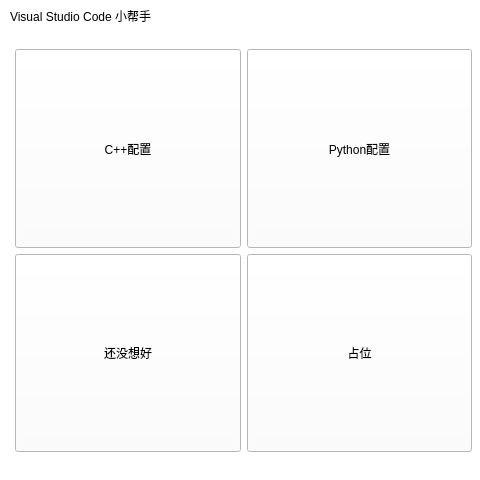
This is VSCode_Helper/mainwindow.ui in Gu-jq/VSCode_Helper as Qt 5 draws it before an edit. The edited form follows.
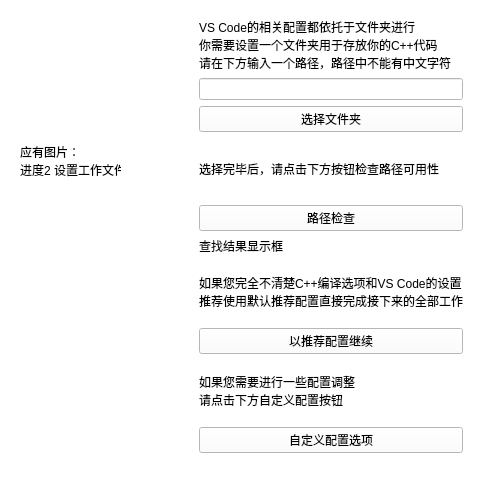
This is the edited form. The open tabs and pages were chosen to show the change. Icons and pictures are not drawn.

What changed in the file:
```diff
--- a/VSCode_Helper/mainwindow.ui
+++ b/VSCode_Helper/mainwindow.ui
@@ -85,6 +85,9 @@
               <verstretch>0</verstretch>
              </sizepolicy>
             </property>
+            <property name="styleSheet">
+             <string notr="true"/>
+            </property>
             <property name="text">
              <string>C++配置</string>
             </property>
@@ -499,6 +502,167 @@
       </layout>
      </widget>
     </widget>
+    <widget class="QWidget" name="cpage_3">
+     <widget class="QWidget" name="widget_12" native="true">
+      <property name="geometry">
+       <rect>
+        <x>0</x>
+        <y>0</y>
+        <width>481</width>
+        <height>471</height>
+       </rect>
+      </property>
+      <property name="sizePolicy">
+       <sizepolicy hsizetype="Preferred" vsizetype="Preferred">
+        <horstretch>0</horstretch>
+        <verstretch>0</verstretch>
+       </sizepolicy>
+      </property>
+      <layout class="QHBoxLayout" name="horizontalLayout_6">
+       <item>
+        <widget class="QWidget" name="cpic_3" native="true">
+         <property name="sizePolicy">
+          <sizepolicy hsizetype="MinimumExpanding" vsizetype="Preferred">
+           <horstretch>0</horstretch>
+           <verstretch>0</verstretch>
+          </sizepolicy>
+         </property>
+         <property name="styleSheet">
+          <string notr="true">QWidget#cpic_3{
+	background-image: url(:/image/image/占位图片.png);
+}</string>
+         </property>
+         <widget class="QLabel" name="label_10">
+          <property name="geometry">
+           <rect>
+            <x>20</x>
+            <y>90</y>
+            <width>101</width>
+            <height>141</height>
+           </rect>
+          </property>
+          <property name="text">
+           <string>应有图片：
+进度2 设置工作文件夹</string>
+          </property>
+         </widget>
+        </widget>
+       </item>
+       <item>
+        <widget class="QWidget" name="widget_13" native="true">
+         <property name="sizePolicy">
+          <sizepolicy hsizetype="Expanding" vsizetype="Expanding">
+           <horstretch>0</horstretch>
+           <verstretch>0</verstretch>
+          </sizepolicy>
+         </property>
+         <layout class="QVBoxLayout" name="verticalLayout_5">
+          <item>
+           <widget class="QWidget" name="widget_14" native="true">
+            <property name="sizePolicy">
+             <sizepolicy hsizetype="Preferred" vsizetype="Expanding">
+              <horstretch>0</horstretch>
+              <verstretch>0</verstretch>
+             </sizepolicy>
+            </property>
+            <layout class="QVBoxLayout" name="verticalLayout_6">
+             <item>
+              <widget class="QLabel" name="label_11">
+               <property name="sizePolicy">
+                <sizepolicy hsizetype="Preferred" vsizetype="Fixed">
+                 <horstretch>0</horstretch>
+                 <verstretch>0</verstretch>
+                </sizepolicy>
+               </property>
+               <property name="text">
+                <string>VS Code的相关配置都依托于文件夹进行
+你需要设置一个文件夹用于存放你的C++代码
+请在下方输入一个路径，路径中不能有中文字符</string>
+               </property>
+              </widget>
+             </item>
+             <item>
+              <widget class="QLineEdit" name="path_input_3"/>
+             </item>
+             <item>
+              <widget class="QPushButton" name="pushButton_7">
+               <property name="text">
+                <string>选择文件夹</string>
+               </property>
+              </widget>
+             </item>
+             <item>
+              <widget class="QLabel" name="label_12">
+               <property name="text">
+                <string>选择完毕后，请点击下方按钮检查路径可用性</string>
+               </property>
+              </widget>
+             </item>
+             <item>
+              <widget class="QPushButton" name="pushButton_16">
+               <property name="text">
+                <string>路径检查</string>
+               </property>
+              </widget>
+             </item>
+             <item>
+              <widget class="QLabel" name="notice_3">
+               <property name="sizePolicy">
+                <sizepolicy hsizetype="Preferred" vsizetype="Fixed">
+                 <horstretch>0</horstretch>
+                 <verstretch>0</verstretch>
+                </sizepolicy>
+               </property>
+               <property name="text">
+                <string>查找结果显示框</string>
+               </property>
+              </widget>
+             </item>
+             <item>
+              <widget class="QLabel" name="label_13">
+               <property name="text">
+                <string>如果您完全不清楚C++编译选项和VS Code的设置
+推荐使用默认推荐配置直接完成接下来的全部工作</string>
+               </property>
+              </widget>
+             </item>
+             <item>
+              <widget class="QPushButton" name="cnext_button_3">
+               <property name="sizePolicy">
+                <sizepolicy hsizetype="MinimumExpanding" vsizetype="Fixed">
+                 <horstretch>0</horstretch>
+                 <verstretch>0</verstretch>
+                </sizepolicy>
+               </property>
+               <property name="text">
+                <string>以推荐配置继续</string>
+               </property>
+              </widget>
+             </item>
+             <item>
+              <widget class="QLabel" name="label_14">
+               <property name="text">
+                <string>如果您需要进行一些配置调整
+请点击下方自定义配置按钮</string>
+               </property>
+              </widget>
+             </item>
+             <item>
+              <widget class="QPushButton" name="cnext_button_4">
+               <property name="text">
+                <string>自定义配置选项</string>
+               </property>
+              </widget>
+             </item>
+            </layout>
+           </widget>
+          </item>
+         </layout>
+        </widget>
+       </item>
+      </layout>
+     </widget>
+    </widget>
    </widget>
   </widget>
   <widget class="QMenuBar" name="menubar">
```
Left out of the diff: 18 changed lines with no effect on the pictures.
